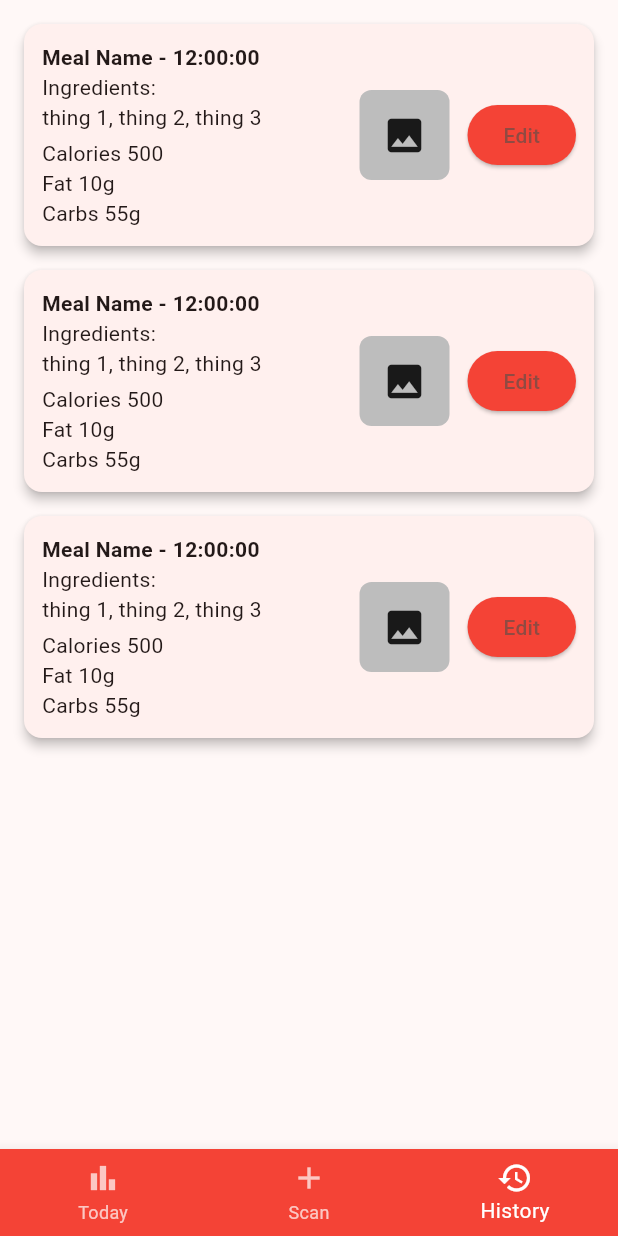
After one commit to LD-UO/SEG4105-POC, a Flutter app: the LoggedInHome screen opened directly, item 3 of the bottom bar chosen, after a tap on "Edit", on a phone screen of 412 x 824 dp. The commit adds this screen. Run offline on Flutter 3.47's test engine with Material 3 defaults, Android fonts, the phone set to English and light mode, and no system bars; our stand-ins replace fl_chart, image_picker, percent_indicator.

Commit message:
cry me a river, give you a tissue (hey)

```diff
--- a/flutter_app/lib/config.dart
+++ b/flutter_app/lib/config.dart
@@ -1,4 +1,4 @@
 /// Configuration for backend endpoints.
 /// Set [baseUrl] to your running stub or real service.
 /// Use 'mock' to keep everything local and skip network.
-const String backendBaseUrl = 'http://127.0.0.1:3000'; // iOS simulator
+const String backendBaseUrl = 'https://xp7bxudqk1.execute-api.us-east-2.amazonaws.com'; // iOS simulator
--- /dev/null
+++ b/flutter_app/lib/history_screen.dart
@@ -0,0 +1,107 @@
+import 'package:flutter/material.dart';
+
+class HistoryScreen extends StatelessWidget {
+  const HistoryScreen({super.key, this.embed = false});
+
+  final bool embed;
+
+  @override
+  Widget build(BuildContext context) {
+    final meals = List.generate(3, (index) => 'Meal ${index + 1}');
+
+    final content = ListView.builder(
+      padding: const EdgeInsets.all(16),
+      itemCount: meals.length,
+      itemBuilder: (context, index) {
+        return Dismissible(
+          key: Key(meals[index]),
+          direction: DismissDirection.endToStart,
+          background: Container(
+            alignment: Alignment.centerRight,
+            padding: const EdgeInsets.symmetric(horizontal: 20),
+            color: Colors.red,
+            child: const Icon(Icons.delete, color: Colors.white),
+          ),
+          onDismissed: (_) {},
+          child: const MealCard(),
+        );
+      },
+    );
+
+    if (embed) {
+      return content;
+    }
+
+    return Scaffold(
+      backgroundColor: Colors.grey[100],
+      appBar: AppBar(
+        backgroundColor: Colors.white,
+        elevation: 0,
+        title: const Text('History'),
+        centerTitle: true,
+        leading: const Icon(Icons.person),
+        actions: const [Icon(Icons.settings), SizedBox(width: 12)],
+      ),
+      body: content,
+    );
+  }
+}
+
+class MealCard extends StatelessWidget {
+  const MealCard({super.key});
+
+  @override
+  Widget build(BuildContext context) {
+    return Card(
+      elevation: 3,
+      margin: const EdgeInsets.only(bottom: 16),
+      shape: RoundedRectangleBorder(borderRadius: BorderRadius.circular(12)),
+      child: Padding(
+        padding: const EdgeInsets.all(12),
+        child: Row(
+          children: [
+            Expanded(
+              child: Column(
+                crossAxisAlignment: CrossAxisAlignment.start,
+                children: const [
+                  Text(
+                    'Meal Name - 12:00:00',
+                    style: TextStyle(fontWeight: FontWeight.bold),
+                  ),
+                  Text('Ingredients:\nthing 1, thing 2, thing 3'),
+                  SizedBox(height: 4),
+                  Text('Calories 500'),
+                  Text('Fat 10g'),
+                  Text('Carbs 55g'),
+                ],
+              ),
+            ),
+            Container(
+              width: 60,
+              height: 60,
+              margin: const EdgeInsets.only(left: 12),
+              decoration: BoxDecoration(
+                color: Colors.grey[400],
+                borderRadius: BorderRadius.circular(8),
+              ),
+              child: const Icon(Icons.image, size: 30),
+            ),
+            Container(
+              margin: const EdgeInsets.only(left: 12),
+              child: ElevatedButton(
+                onPressed: () {},
+                style: ElevatedButton.styleFrom(
+                  backgroundColor: Colors.red,
+                  shape: RoundedRectangleBorder(
+                    borderRadius: BorderRadius.circular(24),
+                  ),
+                ),
+                child: const Text('Edit'),
+              ),
+            ),
+          ],
+        ),
+      ),
+    );
+  }
+}
--- /dev/null
+++ b/flutter_app/lib/logged_in_home.dart
@@ -0,0 +1,42 @@
+import 'package:flutter/material.dart';
+
+import 'history_screen.dart';
+import 'photo_upload.dart';
+import 'stats_today_screen.dart';
+
+class LoggedInHome extends StatefulWidget {
+  const LoggedInHome({super.key});
+
+  @override
+  State<LoggedInHome> createState() => _LoggedInHomeState();
+}
+
+class _LoggedInHomeState extends State<LoggedInHome> {
+  int _index = 1; // default to Scan
+
+  @override
+  Widget build(BuildContext context) {
+    return Scaffold(
+      body: IndexedStack(
+        index: _index,
+        children: const [
+          StatsTodayScreen(embed: true),
+          PhotoUploadPage(),
+          HistoryScreen(embed: true),
+        ],
+      ),
+      bottomNavigationBar: BottomNavigationBar(
+        currentIndex: _index,
+        onTap: (i) => setState(() => _index = i),
+        backgroundColor: Colors.red,
+        selectedItemColor: Colors.white,
+        unselectedItemColor: Colors.white70,
+        items: const [
+          BottomNavigationBarItem(icon: Icon(Icons.bar_chart), label: 'Today'),
+          BottomNavigationBarItem(icon: Icon(Icons.add), label: 'Scan'),
+          BottomNavigationBarItem(icon: Icon(Icons.history), label: 'History'),
+        ],
+      ),
+    );
+  }
+}
--- a/flutter_app/lib/photo_upload.dart
+++ b/flutter_app/lib/photo_upload.dart
@@ -58,6 +58,11 @@ class _PhotoUploadPageState extends State<PhotoUploadPage> {
           ),
         ),
       );
+      if (mounted) {
+        setState(() {
+          _imageFile = null;
+        });
+      }
     } catch (e) {
       if (!mounted) return;
       ScaffoldMessenger.of(context).showSnackBar(
--- /dev/null
+++ b/flutter_app/lib/stats_today_screen.dart
@@ -0,0 +1,84 @@
+import 'package:flutter/material.dart';
+import 'package:percent_indicator/circular_percent_indicator.dart';
+
+class StatsTodayScreen extends StatelessWidget {
+  const StatsTodayScreen({super.key, this.embed = false});
+
+  final bool embed;
+  static const routeToTrends = 'trends';
+
+  @override
+  Widget build(BuildContext context) {
+    final content = Column(
+      children: [
+        const SizedBox(height: 16),
+        Row(
+          mainAxisAlignment: MainAxisAlignment.spaceEvenly,
+          children: [
+            const Text(
+              'Today',
+              style: TextStyle(fontWeight: FontWeight.bold, color: Colors.red),
+            ),
+            GestureDetector(
+              onTap: () => Navigator.of(context).pushNamed(routeToTrends),
+              child: const Text('Trends', style: TextStyle(color: Colors.grey)),
+            ),
+          ],
+        ),
+        const SizedBox(height: 20),
+        CircularPercentIndicator(
+          radius: 100,
+          lineWidth: 12,
+          percent: 0.5,
+          progressColor: Colors.red,
+          backgroundColor: Colors.grey[300]!,
+          center: const Text(
+            '50%',
+            style: TextStyle(fontSize: 32, fontWeight: FontWeight.bold),
+          ),
+        ),
+        const SizedBox(height: 20),
+        const Text(
+          '120',
+          style: TextStyle(fontSize: 24, fontWeight: FontWeight.bold),
+        ),
+        const Text('Cals'),
+        const SizedBox(height: 24),
+        Padding(
+          padding: const EdgeInsets.symmetric(horizontal: 40.0),
+          child: Row(
+            mainAxisAlignment: MainAxisAlignment.spaceBetween,
+            children: const [
+              Text('Fat\n140g',
+                  textAlign: TextAlign.center,
+                  style: TextStyle(fontWeight: FontWeight.bold)),
+              Text('Protein\n100mg',
+                  textAlign: TextAlign.center,
+                  style: TextStyle(fontWeight: FontWeight.bold)),
+              Text('Carbs\n90g',
+                  textAlign: TextAlign.center,
+                  style: TextStyle(fontWeight: FontWeight.bold)),
+            ],
+          ),
+        )
+      ],
+    );
+
+    if (embed) {
+      return SafeArea(child: SingleChildScrollView(child: content));
+    }
+
+    return Scaffold(
+      backgroundColor: Colors.grey[100],
+      appBar: AppBar(
+        backgroundColor: Colors.white,
+        elevation: 0,
+        leading: const Icon(Icons.arrow_back),
+        title: const Text('Stats'),
+        centerTitle: true,
+        actions: const [Icon(Icons.settings), SizedBox(width: 12)],
+      ),
+      body: SingleChildScrollView(child: content),
+    );
+  }
+}
--- a/flutter_app/pubspec.yaml
+++ b/flutter_app/pubspec.yaml
@@ -36,6 +36,8 @@ dependencies:
   cupertino_icons: ^1.0.8
   # Use with the ImagePicker class for picking images from camera roll.
   image_picker: ^0.8.7+4
+  percent_indicator: ^4.2.2
+  fl_chart: ^0.68.0
   http: ^1.2.2
 
 dev_dependencies:
```
Also changed, not shown: flutter_app/lib/auth_screen.dart (+53 -2 lines), flutter_app/lib/onboarding_screen.dart (+6 -1 lines), flutter_app/lib/services/upload_service.dart (+9 -0 lines), flutter_app/lib/stats_trends_screen.dart (added, +79 -0 lines), 1 other file.
